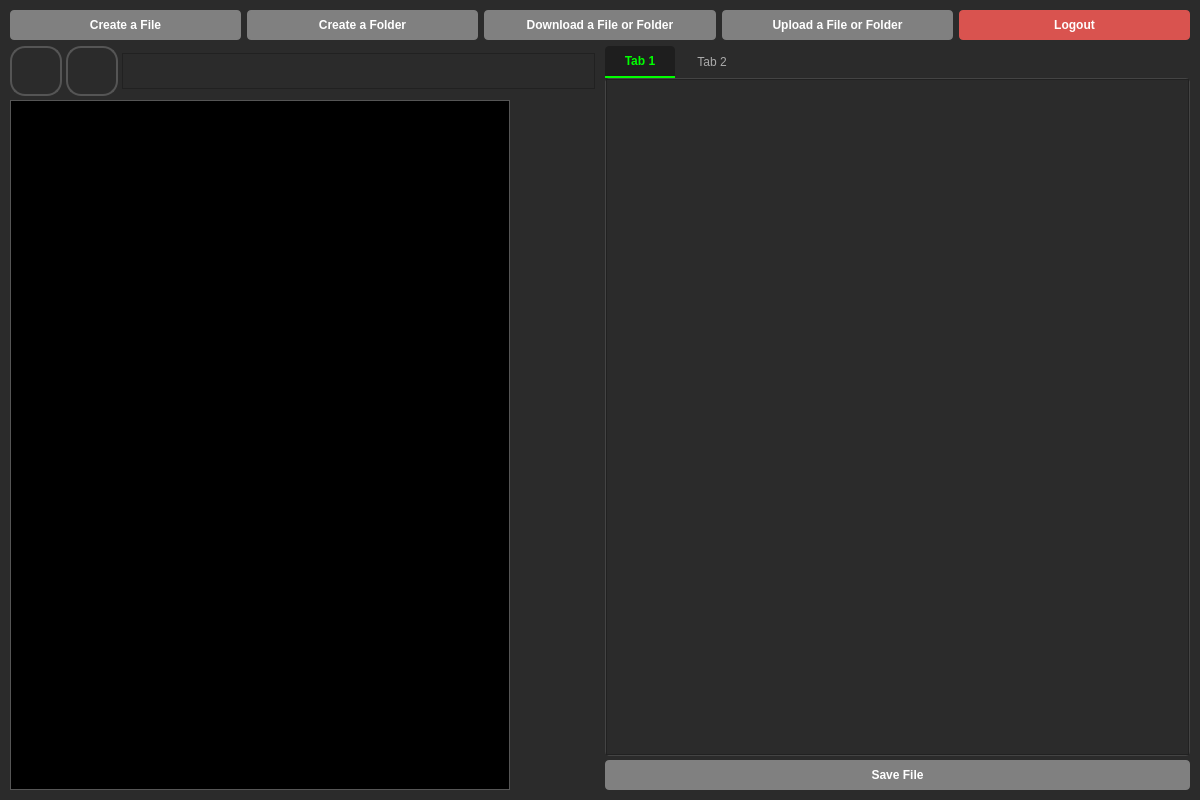
This is filewindow.ui in Xeressa7/so_drive as Qt 5 draws it before an edit. The edited form follows.
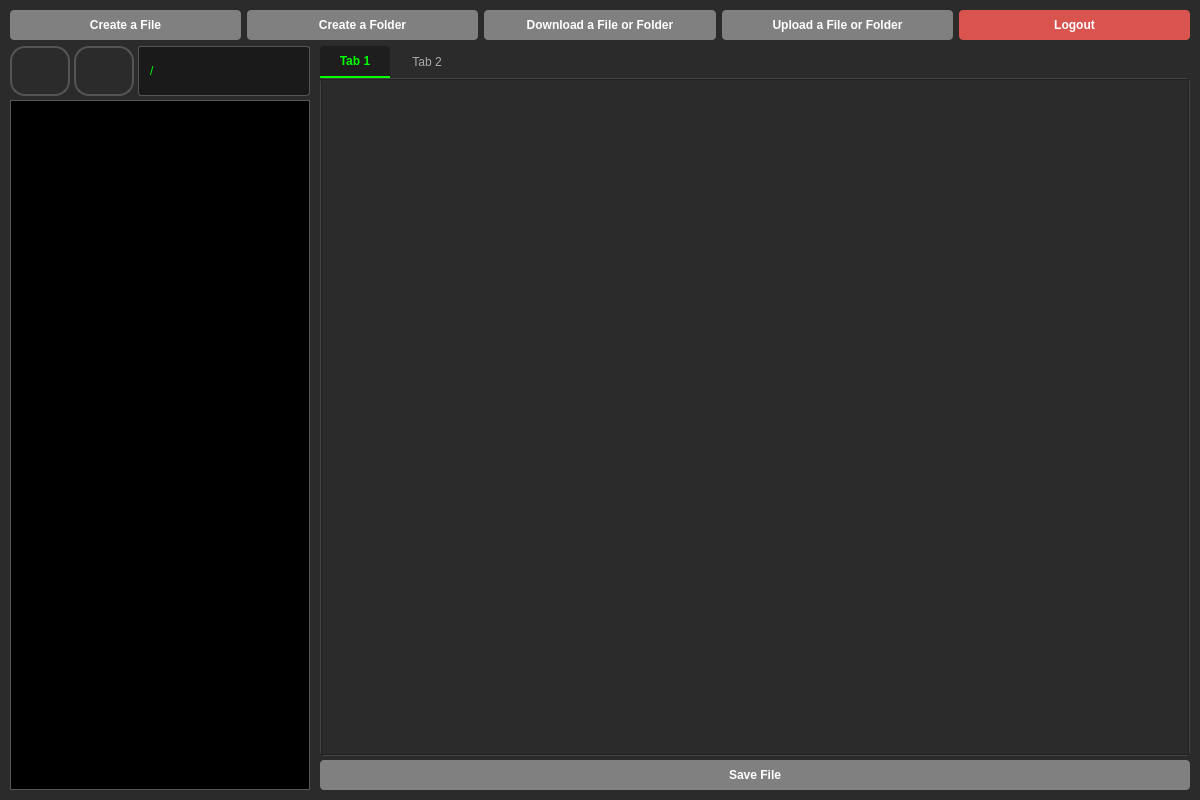
This is the edited form. Icons and pictures are not drawn.

What changed in the file:
```diff
--- a/filewindow.ui
+++ b/filewindow.ui
@@ -202,13 +202,25 @@
           </widget>
          </item>
          <item>
-          <widget class="QTextEdit" name="textEdit">
-           <property name="maximumSize">
+          <widget class="QLabel" name="label_path">
+           <property name="minimumSize">
             <size>
-             <width>16777215</width>
+             <width>0</width>
              <height>36</height>
             </size>
            </property>
+           <property name="styleSheet">
+            <string notr="true">QLabel {
+    background-color: #1a1a1a;
+    border: 1px solid #555555;
+    border-radius: 3px;
+    padding: 4px 8px;
+    color: #00ff00;
+}</string>
+           </property>
+           <property name="text">
+            <string>/</string>
+           </property>
           </widget>
          </item>
         </layout>
```
